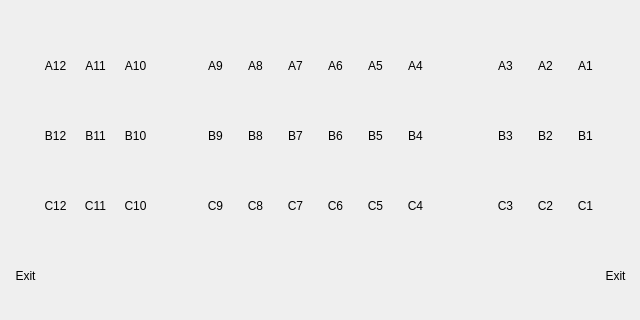
Qt form In4B00king/diamondhall.ui (leejm17/ICT1009-In4B00king) before a commit; both pictures show x 0 to 640 and y 160 to 480 of the 640 by 480 pixel window.
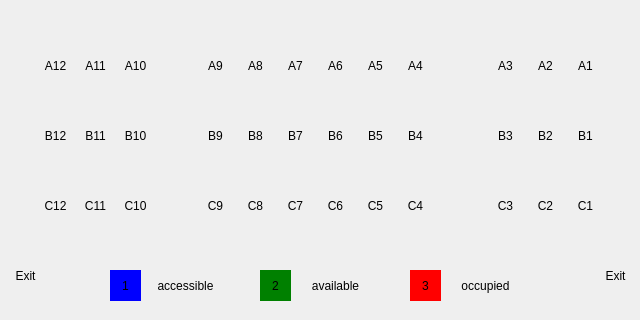
The same form after that commit.

```diff
--- a/In4B00king/diamondhall.ui
+++ b/In4B00king/diamondhall.ui
@@ -685,6 +685,111 @@
     <string>Book</string>
    </property>
   </widget>
+  <widget class="QLabel" name="sblue">
+   <property name="geometry">
+    <rect>
+     <x>110</x>
+     <y>430</y>
+     <width>31</width>
+     <height>31</height>
+    </rect>
+   </property>
+   <property name="styleSheet">
+    <string notr="true">background-color: blue;</string>
+   </property>
+   <property name="text">
+    <string>1</string>
+   </property>
+   <property name="alignment">
+    <set>Qt::AlignCenter</set>
+   </property>
+  </widget>
+  <widget class="QLabel" name="glabel">
+   <property name="geometry">
+    <rect>
+     <x>300</x>
+     <y>430</y>
+     <width>71</width>
+     <height>31</height>
+    </rect>
+   </property>
+   <property name="text">
+    <string>available</string>
+   </property>
+   <property name="alignment">
+    <set>Qt::AlignCenter</set>
+   </property>
+  </widget>
+  <widget class="QLabel" name="sgreen_2">
+   <property name="geometry">
+    <rect>
+     <x>410</x>
+     <y>430</y>
+     <width>31</width>
+     <height>31</height>
+    </rect>
+   </property>
+   <property name="styleSheet">
+    <string notr="true">background-color: red;</string>
+   </property>
+   <property name="text">
+    <string>3</string>
+   </property>
+   <property name="alignment">
+    <set>Qt::AlignCenter</set>
+   </property>
+  </widget>
+  <widget class="QLabel" name="sgreen">
+   <property name="geometry">
+    <rect>
+     <x>260</x>
+     <y>430</y>
+     <width>31</width>
+     <height>31</height>
+    </rect>
+   </property>
+   <property name="styleSheet">
+    <string notr="true">background-color: green;</string>
+   </property>
+   <property name="text">
+    <string>2</string>
+   </property>
+   <property name="alignment">
+    <set>Qt::AlignCenter</set>
+   </property>
+  </widget>
+  <widget class="QLabel" name="blabel">
+   <property name="geometry">
+    <rect>
+     <x>150</x>
+     <y>430</y>
+     <width>71</width>
+     <height>31</height>
+    </rect>
+   </property>
+   <property name="text">
+    <string>accessible</string>
+   </property>
+   <property name="alignment">
+    <set>Qt::AlignCenter</set>
+   </property>
+  </widget>
+  <widget class="QLabel" name="rlabel">
+   <property name="geometry">
+    <rect>
+     <x>450</x>
+     <y>430</y>
+     <width>71</width>
+     <height>31</height>
+    </rect>
+   </property>
+   <property name="text">
+    <string>occupied</string>
+   </property>
+   <property name="alignment">
+    <set>Qt::AlignCenter</set>
+   </property>
+  </widget>
  </widget>
  <resources/>
  <connections/>
```
